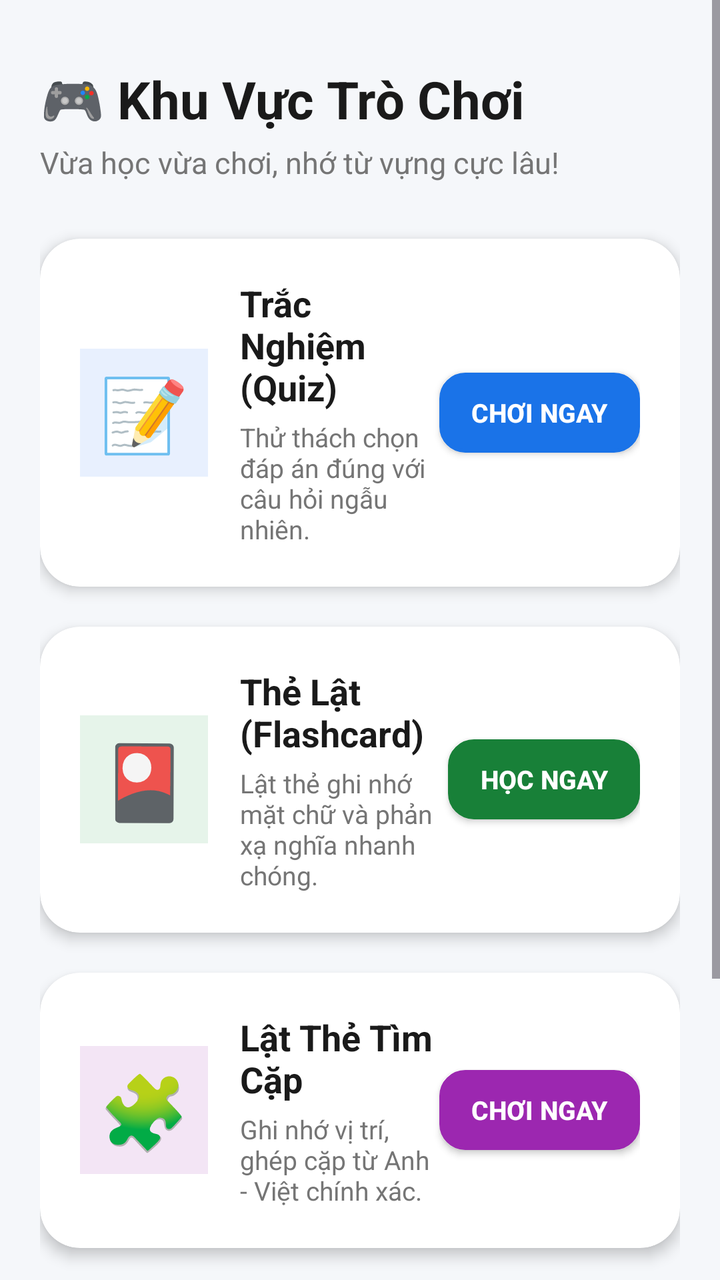
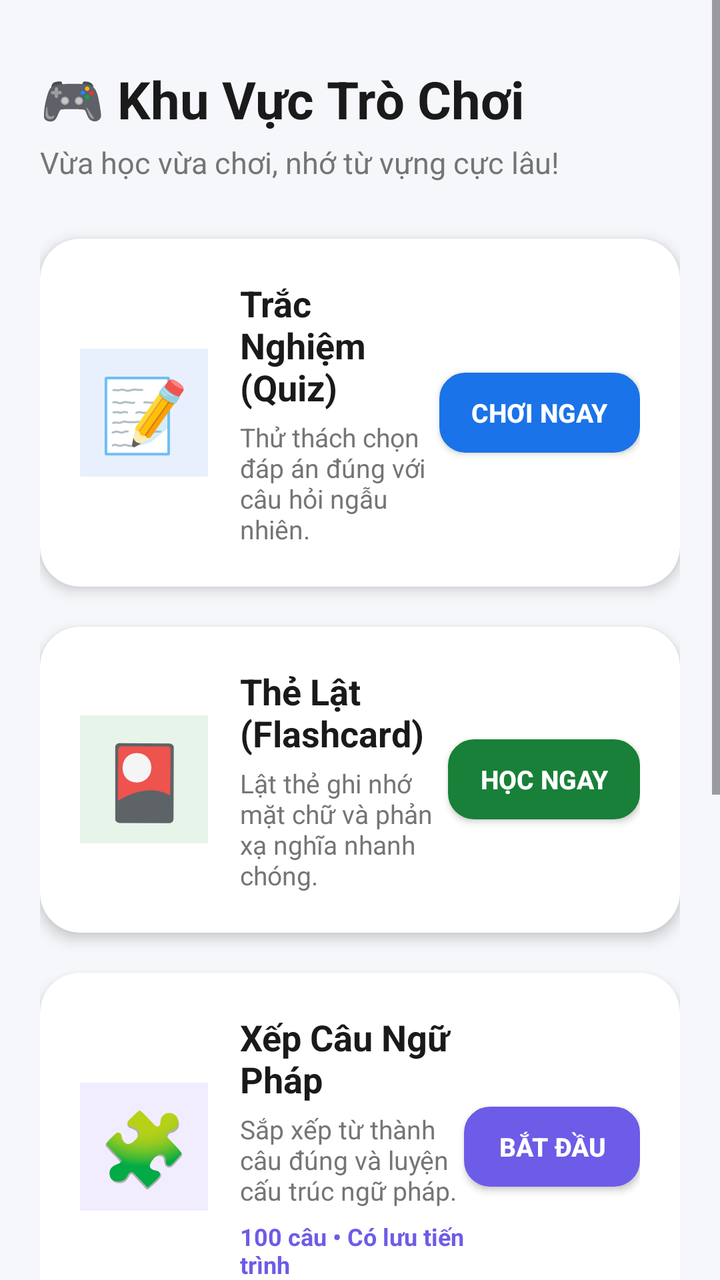

Screens rendered from an Android XML layout before and after an edit, with the pre-edit source and the edit as a unified diff.
<!-- AndroidManifest.xml: application theme Theme.EnglishAI -->
<!-- res/layout/fragment_game.xml -->
<?xml version="1.0" encoding="utf-8"?>
<ScrollView xmlns:android="http://schemas.android.com/apk/res/android"
    xmlns:app="http://schemas.android.com/apk/res-auto"
    android:layout_width="match_parent"
    android:layout_height="match_parent"
    android:background="#F5F7FA"
    android:fillViewport="true">

    <LinearLayout
        android:layout_width="match_parent"
        android:layout_height="wrap_content"
        android:orientation="vertical"
        android:padding="20dp"
        android:paddingBottom="80dp"
        android:gravity="center_horizontal">

        <TextView
            android:layout_width="match_parent"
            android:layout_height="wrap_content"
            android:text="🎮 Khu Vực Trò Chơi"
            android:textSize="26sp"
            android:textStyle="bold"
            android:textColor="#1A1A1A"
            android:layout_marginTop="12dp"
            android:layout_marginBottom="4dp" />

        <TextView
            android:layout_width="match_parent"
            android:layout_height="wrap_content"
            android:text="Vừa học vừa chơi, nhớ từ vựng cực lâu!"
            android:textSize="15sp"
            android:textColor="#757575"
            android:layout_marginBottom="28dp" />

        
        <com.google.android.material.card.MaterialCardView
            android:id="@+id/cardQuiz"
            android:layout_width="match_parent"
            android:layout_height="wrap_content"
            android:layout_marginBottom="20dp"
            app:cardCornerRadius="20dp"
            app:cardElevation="4dp"
            app:strokeWidth="0dp"
            app:cardBackgroundColor="#FFFFFF"
            android:clickable="true"
            android:focusable="true">

            <LinearLayout
                android:layout_width="match_parent"
                android:layout_height="wrap_content"
                android:orientation="horizontal"
                android:padding="20dp"
                android:gravity="center_vertical">

                <TextView
                    android:layout_width="64dp"
                    android:layout_height="64dp"
                    android:text="📝"
                    android:textSize="36sp"
                    android:gravity="center"
                    android:background="#E8F0FE"
                    android:layout_marginEnd="16dp"/>

                <LinearLayout
                    android:layout_width="0dp"
                    android:layout_height="wrap_content"
                    android:layout_weight="1"
                    android:orientation="vertical">

                    <TextView
                        android:layout_width="wrap_content"
                        android:layout_height="wrap_content"
                        android:text="Trắc Nghiệm (Quiz)"
                        android:textSize="18sp"
                        android:textStyle="bold"
                        android:textColor="#1A1A1A" />

                    <TextView
                        android:layout_width="wrap_content"
                        android:layout_height="wrap_content"
                        android:text="Thử thách chọn đáp án đúng với câu hỏi ngẫu nhiên."
                        android:textSize="13sp"
                        android:textColor="#757575"
                        android:layout_marginTop="4dp" />
                </LinearLayout>

                <androidx.appcompat.widget.AppCompatButton
                    android:id="@+id/btnOpenQuiz"
                    android:layout_width="wrap_content"
                    android:layout_height="40dp"
                    android:text="Chơi ngay"
                    android:textSize="13sp"
                    android:textStyle="bold"
                    android:textColor="#FFFFFF"
                    android:background="@drawable/bg_button_quiz"
                    android:backgroundTint="#1A73E8"
                    android:paddingHorizontal="16dp"/>
            </LinearLayout>
        </com.google.android.material.card.MaterialCardView>

        
        <com.google.android.material.card.MaterialCardView
            android:id="@+id/cardFlashcard"
            android:layout_width="match_parent"
            android:layout_height="wrap_content"
            android:layout_marginBottom="20dp"
            app:cardCornerRadius="20dp"
            app:cardElevation="4dp"
            app:strokeWidth="0dp"
            app:cardBackgroundColor="#FFFFFF"
            android:clickable="true"
            android:focusable="true">

            <LinearLayout
                android:layout_width="match_parent"
                android:layout_height="wrap_content"
                android:orientation="horizontal"
                android:padding="20dp"
                android:gravity="center_vertical">

                <TextView
                    android:layout_width="64dp"
                    android:layout_height="64dp"
                    android:text="🎴"
                    android:textSize="36sp"
                    android:gravity="center"
                    android:background="#E6F4EA"
                    android:layout_marginEnd="16dp"/>

                <LinearLayout
                    android:layout_width="0dp"
                    android:layout_height="wrap_content"
                    android:layout_weight="1"
                    android:orientation="vertical">

                    <TextView
                        android:layout_width="wrap_content"
                        android:layout_height="wrap_content"
                        android:text="Thẻ Lật (Flashcard)"
                        android:textSize="18sp"
                        android:textStyle="bold"
                        android:textColor="#1A1A1A" />

                    <TextView
                        android:layout_width="wrap_content"
                        android:layout_height="wrap_content"
                        android:text="Lật thẻ ghi nhớ mặt chữ và phản xạ nghĩa nhanh chóng."
                        android:textSize="13sp"
                        android:textColor="#757575"
                        android:layout_marginTop="4dp" />
                </LinearLayout>

                <androidx.appcompat.widget.AppCompatButton
                    android:id="@+id/btnOpenFlashcard"
                    android:layout_width="wrap_content"
                    android:layout_height="40dp"
                    android:text="Học ngay"
                    android:textSize="13sp"
                    android:textStyle="bold"
                    android:textColor="#FFFFFF"
                    android:background="@drawable/bg_button_quiz"
                    android:backgroundTint="#188038"
                    android:paddingHorizontal="16dp"/>
            </LinearLayout>
        </com.google.android.material.card.MaterialCardView>

        
        <com.google.android.material.card.MaterialCardView
            android:id="@+id/cardMemoryMatch"
            android:layout_width="match_parent"
            android:layout_height="wrap_content"
            android:layout_marginBottom="20dp"
            app:cardCornerRadius="20dp"
            app:cardElevation="4dp"
            app:strokeWidth="0dp"
            app:cardBackgroundColor="#FFFFFF"
            android:clickable="true"
            android:focusable="true">

            <LinearLayout
                android:layout_width="match_parent"
                android:layout_height="wrap_content"
                android:orientation="horizontal"
                android:padding="20dp"
                android:gravity="center_vertical">

                <TextView
                    android:layout_width="64dp"
                    android:layout_height="64dp"
                    android:text="🧩"
                    android:textSize="36sp"
                    android:gravity="center"
                    android:background="#F3E5F5"
                    android:layout_marginEnd="16dp"/>

                <LinearLayout
                    android:layout_width="0dp"
                    android:layout_height="wrap_content"
                    android:layout_weight="1"
                    android:orientation="vertical">

                    <TextView
                        android:layout_width="wrap_content"
                        android:layout_height="wrap_content"
                        android:text="Lật Thẻ Tìm Cặp"
                        android:textSize="18sp"
                        android:textStyle="bold"
                        android:textColor="#1A1A1A" />

                    <TextView
                        android:layout_width="wrap_content"
                        android:layout_height="wrap_content"
                        android:text="Ghi nhớ vị trí, ghép cặp từ Anh - Việt chính xác."
                        android:textSize="13sp"
                        android:textColor="#757575"
                        android:layout_marginTop="4dp" />
                </LinearLayout>

                <androidx.appcompat.widget.AppCompatButton
                    android:id="@+id/btnOpenMemoryMatch"
                    android:layout_width="wrap_content"
                    android:layout_height="40dp"
                    android:text="Chơi ngay"
                    android:textSize="13sp"
                    android:textStyle="bold"
                    android:textColor="#FFFFFF"
                    android:background="@drawable/bg_button_quiz"
                    android:backgroundTint="#9C27B0"
                    android:paddingHorizontal="16dp"/>
            </LinearLayout>
        </com.google.android.material.card.MaterialCardView>

        
        <com.google.android.material.card.MaterialCardView
            android:id="@+id/cardSpeaking"
            android:layout_width="match_parent"
            android:layout_height="wrap_content"
            android:layout_marginBottom="20dp"
            app:cardCornerRadius="20dp"
            app:cardElevation="4dp"
            app:strokeWidth="0dp"
            app:cardBackgroundColor="#FFFFFF"
            android:clickable="true"
            android:focusable="true">

            <LinearLayout
                android:layout_width="match_parent"
                android:layout_height="wrap_content"
                android:orientation="horizontal"
                android:padding="20dp"
                android:gravity="center_vertical">

                <TextView
                    android:layout_width="64dp"
                    android:layout_height="64dp"
                    android:text="🎙️"
                    android:textSize="36sp"
                    android:gravity="center"
                    android:background="#FFEBEE"
                    android:layout_marginEnd="16dp"/>

                <LinearLayout
                    android:layout_width="0dp"
                    android:layout_height="wrap_content"
                    android:layout_weight="1"
                    android:orientation="vertical">

                    <TextView
                        android:layout_width="wrap_content"
                        android:layout_height="wrap_content"
                        android:text="Luyện Phát Âm"
                        android:textSize="18sp"
                        android:textStyle="bold"
                        android:textColor="#1A1A1A" />

                    <TextView
                        android:layout_width="wrap_content"
                        android:layout_height="wrap_content"
                        android:text="Đọc vào Micro để AI chấm điểm giọng nói của bạn."
                        android:textSize="13sp"
                        android:textColor="#757575"
                        android:layout_marginTop="4dp" />
                </LinearLayout>

                <androidx.appcompat.widget.AppCompatButton
                    android:id="@+id/btnOpenSpeaking"
                    android:layout_width="wrap_content"
                    android:layout_height="40dp"
                    android:text="Đọc ngay"
                    android:textSize="13sp"
                    android:textStyle="bold"
                    android:textColor="#FFFFFF"
                    android:background="@drawable/bg_button_quiz"
                    android:backgroundTint="#E53935"
                    android:paddingHorizontal="16dp"/>
            </LinearLayout>
        </com.google.android.material.card.MaterialCardView>

    </LinearLayout>
</ScrollView>
<!-- resources referenced by this layout -->
<resources>
  <!-- drawable bg_button_quiz (drawable) -->
  <?xml version="1.0" encoding="utf-8"?>
  <shape xmlns:android="http://schemas.android.com/apk/res/android" android:shape="rectangle">
      <corners android:radius="12dp" />
      <solid android:color="#F5F5F5" />
      <stroke android:width="2dp" android:color="#BDBDBD" />
  </shape>
  <style name="Theme.EnglishAI" parent="Base.Theme.EnglishAI" />
  <style name="Base.Theme.EnglishAI" parent="Theme.Material3.DayNight.NoActionBar">
          
          
      </style>
</resources>

<!-- the commit's change to res/layout/fragment_game.xml (unified diff, before → after) -->
@@ -164,6 +164,82 @@
             </LinearLayout>
         </com.google.android.material.card.MaterialCardView>
 
+
+        
+        <com.google.android.material.card.MaterialCardView
+            android:id="@+id/cardGrammarSprint"
+            android:layout_width="match_parent"
+            android:layout_height="wrap_content"
+            android:layout_marginBottom="20dp"
+            app:cardCornerRadius="20dp"
+            app:cardElevation="4dp"
+            app:strokeWidth="0dp"
+            app:cardBackgroundColor="#FFFFFF"
+            android:clickable="true"
+            android:focusable="true">
+
+            <LinearLayout
+                android:layout_width="match_parent"
+                android:layout_height="wrap_content"
+                android:orientation="horizontal"
+                android:padding="20dp"
+                android:gravity="center_vertical">
+
+                <TextView
+                    android:layout_width="64dp"
+                    android:layout_height="64dp"
+                    android:text="🧩"
+                    android:textSize="36sp"
+                    android:gravity="center"
+                    android:background="#F1EDFF"
+                    android:layout_marginEnd="16dp"/>
+
+                <LinearLayout
+                    android:layout_width="0dp"
+                    android:layout_height="wrap_content"
+                    android:layout_weight="1"
+                    android:orientation="vertical">
+
+                    <TextView
+                        android:layout_width="wrap_content"
+                        android:layout_height="wrap_content"
+                        android:text="Xếp Câu Ngữ Pháp"
+                        android:textSize="18sp"
+                        android:textStyle="bold"
+                        android:textColor="#1A1A1A" />
+
+                    <TextView
+                        android:layout_width="wrap_content"
+                        android:layout_height="wrap_content"
+                        android:text="Sắp xếp từ thành câu đúng và luyện cấu trúc ngữ pháp."
+                        android:textSize="13sp"
+                        android:textColor="#757575"
+                        android:layout_marginTop="4dp" />
+
+                    <TextView
+                        android:layout_width="wrap_content"
+                        android:layout_height="wrap_content"
+                        android:text="100 câu • Có lưu tiến trình"
+                        android:textSize="12sp"
+                        android:textColor="#6C5CE7"
+                        android:textStyle="bold"
+                        android:layout_marginTop="6dp" />
+                </LinearLayout>
+
+                <androidx.appcompat.widget.AppCompatButton
+                    android:id="@+id/btnOpenGrammar"
+                    android:layout_width="wrap_content"
+                    android:layout_height="40dp"
+                    android:text="Bắt đầu"
+                    android:textSize="13sp"
+                    android:textStyle="bold"
+                    android:textColor="#FFFFFF"
+                    android:background="@drawable/bg_button_quiz"
+                    android:backgroundTint="#6C5CE7"
+                    android:paddingHorizontal="16dp"/>
+            </LinearLayout>
+        </com.google.android.material.card.MaterialCardView>
+
         
         <com.google.android.material.card.MaterialCardView
             android:id="@+id/cardMemoryMatch"
